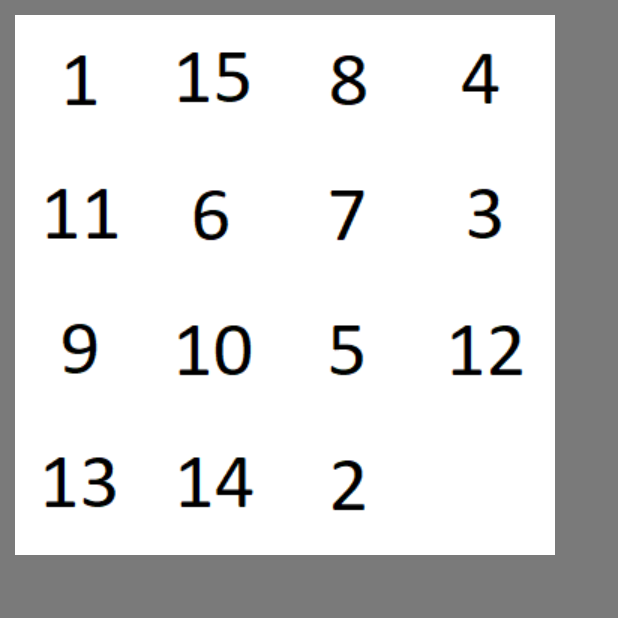
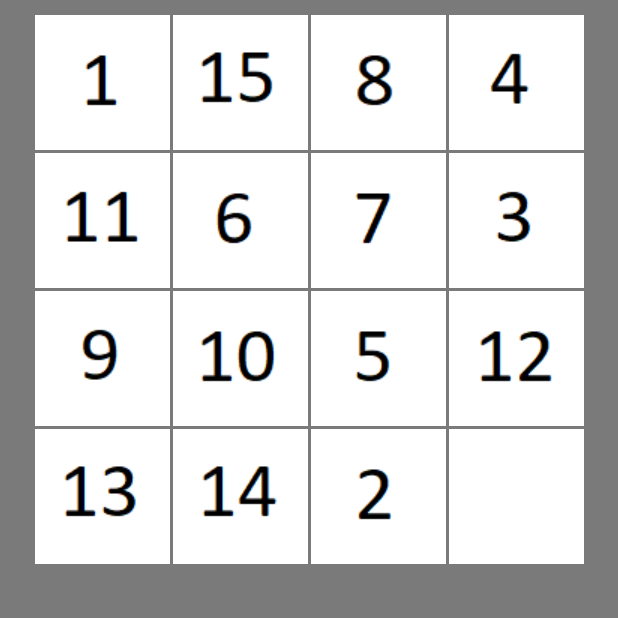
Before and after one commit to Appci11/Puzzle15, an Android app: the RandomGameActivity screen opened directly, with no data from a screen before it, on a phone screen of 412 x 824 dp, the top half of it. Run offline under Robolectric (Android 15) with nearby library versions, the phone set to English and light mode, and no system bars.

Commit message:
Game layout fix

```diff
--- a/app/src/main/res/layout/activity_random_game.xml
+++ b/app/src/main/res/layout/activity_random_game.xml
@@ -4,137 +4,172 @@
     xmlns:tools="http://schemas.android.com/tools"
     android:layout_width="match_parent"
     android:layout_height="match_parent"
-    tools:context=".RandomGameActivity"
+    android:background="@color/gray"
     android:padding="10dp"
-    android:background="@color/gray">
+    tools:context=".RandomGameActivity">
+
+
+    <androidx.constraintlayout.widget.ConstraintLayout
+        android:layout_width="wrap_content"
+        android:layout_height="wrap_content"
+        app:layout_constraintEnd_toEndOf="parent"
+        app:layout_constraintStart_toStartOf="parent"
+        app:layout_constraintTop_toTopOf="parent">
 
 
         <ImageView
             android:id="@+id/imgView11"
             android:layout_width="90dp"
             android:layout_height="90dp"
+            android:src="@drawable/nr1"
             app:layout_constraintStart_toStartOf="parent"
-        app:layout_constraintTop_toTopOf="parent"
-        android:src="@drawable/nr1" />
+            app:layout_constraintTop_toTopOf="parent" />
 
         <ImageView
             android:id="@+id/imgView12"
             android:layout_width="90dp"
             android:layout_height="90dp"
+            android:layout_marginStart="2dp"
+            android:src="@drawable/nr15"
             app:layout_constraintStart_toEndOf="@+id/imgView11"
-        app:layout_constraintTop_toTopOf="parent"
-        android:src="@drawable/nr15" />
+            app:layout_constraintTop_toTopOf="parent" />
 
         <ImageView
             android:id="@+id/imgView13"
             android:layout_width="90dp"
             android:layout_height="90dp"
+            android:layout_marginStart="2dp"
+            android:src="@drawable/nr8"
             app:layout_constraintStart_toEndOf="@+id/imgView12"
-        app:layout_constraintTop_toTopOf="parent"
-        android:src="@drawable/nr8" />
+            app:layout_constraintTop_toTopOf="parent" />
 
         <ImageView
             android:id="@+id/imgView14"
             android:layout_width="90dp"
             android:layout_height="90dp"
+            android:layout_marginStart="2dp"
+            android:src="@drawable/nr4"
             app:layout_constraintStart_toEndOf="@+id/imgView13"
-        app:layout_constraintTop_toTopOf="parent"
-        android:src="@drawable/nr4" />
+            app:layout_constraintTop_toTopOf="parent" />
 
         <ImageView
             android:id="@+id/imgView21"
             android:layout_width="90dp"
             android:layout_height="90dp"
+            android:layout_marginTop="2dp"
+            android:src="@drawable/nr11"
             app:layout_constraintStart_toStartOf="parent"
-        app:layout_constraintTop_toBottomOf="@+id/imgView11"
-        android:src="@drawable/nr11" />
+            app:layout_constraintTop_toBottomOf="@+id/imgView11" />
 
         <ImageView
             android:id="@+id/imgView22"
             android:layout_width="90dp"
             android:layout_height="90dp"
+            android:layout_marginStart="2dp"
+            android:layout_marginTop="2dp"
+            android:src="@drawable/nr6"
             app:layout_constraintStart_toEndOf="@+id/imgView21"
-        app:layout_constraintTop_toBottomOf="@+id/imgView12"
-        android:src="@drawable/nr6" />
+            app:layout_constraintTop_toBottomOf="@+id/imgView12" />
 
         <ImageView
             android:id="@+id/imgView23"
             android:layout_width="90dp"
             android:layout_height="90dp"
+            android:layout_marginStart="2dp"
+            android:layout_marginTop="2dp"
+            android:src="@drawable/nr7"
             app:layout_constraintStart_toEndOf="@+id/imgView22"
-        app:layout_constraintTop_toBottomOf="@+id/imgView13"
-        android:src="@drawable/nr7" />
+            app:layout_constraintTop_toBottomOf="@+id/imgView13" />
 
         <ImageView
             android:id="@+id/imgView24"
             android:layout_width="90dp"
             android:layout_height="90dp"
+            android:layout_marginStart="2dp"
+            android:layout_marginTop="2dp"
+            android:src="@drawable/nr3"
             app:layout_constraintStart_toEndOf="@+id/imgView23"
-        app:layout_constraintTop_toBottomOf="@+id/imgView14"
-        android:src="@drawable/nr3" />
+            app:layout_constraintTop_toBottomOf="@+id/imgView14" />
 
         <ImageView
             android:id="@+id/imgView31"
             android:layout_width="90dp"
             android:layout_height="90dp"
+            android:layout_marginTop="2dp"
+            android:src="@drawable/nr9"
             app:layout_constraintStart_toStartOf="parent"
-        app:layout_constraintTop_toBottomOf="@+id/imgView21"
-        android:src="@drawable/nr9" />
+            app:layout_constraintTop_toBottomOf="@+id/imgView21" />
 
         <ImageView
             android:id="@+id/imgView32"
             android:layout_width="90dp"
             android:layout_height="90dp"
+            android:layout_marginStart="2dp"
+            android:layout_marginTop="2dp"
+            android:src="@drawable/nr10"
             app:layout_constraintStart_toEndOf="@+id/imgView31"
-        app:layout_constraintTop_toBottomOf="@+id/imgView22"
-        android:src="@drawable/nr10" />
+            app:layout_constraintTop_toBottomOf="@+id/imgView22" />
 
         <ImageView
             android:id="@+id/imgView33"
             android:layout_width="90dp"
             android:layout_height="90dp"
+            android:layout_marginStart="2dp"
+            android:layout_marginTop="2dp"
+            android:src="@drawable/nr5"
             app:layout_constraintStart_toEndOf="@+id/imgView32"
-        app:layout_constraintTop_toBottomOf="@+id/imgView23"
-        android:src="@drawable/nr5" />
+            app:layout_constraintTop_toBottomOf="@+id/imgView23" />
 
         <ImageView
             android:id="@+id/imgView34"
             android:layout_width="90dp"
             android:layout_height="90dp"
+            android:layout_marginStart="2dp"
+            android:layout_marginTop="2dp"
+            android:src="@drawable/nr12"
             app:layout_constraintStart_toEndOf="@+id/imgView33"
-        app:layout_constraintTop_toBottomOf="@+id/imgView24"
-        android:src="@drawable/nr12" />
+            app:layout_constraintTop_toBottomOf="@+id/imgView24" />
 
         <ImageView
             android:id="@+id/imgView41"
             android:layout_width="90dp"
             android:layout_height="90dp"
+            android:layout_marginTop="2dp"
+            android:src="@drawable/nr13"
             app:layout_constraintStart_toStartOf="parent"
-        app:layout_constraintTop_toBottomOf="@+id/imgView31"
-        android:src="@drawable/nr13" />
+            app:layout_constraintTop_toBottomOf="@+id/imgView31" />
 
         <ImageView
             android:id="@+id/imgView42"
             android:layout_width="90dp"
             android:layout_height="90dp"
+            android:layout_marginStart="2dp"
+            android:layout_marginTop="2dp"
+            android:src="@drawable/nr14"
             app:layout_constraintStart_toEndOf="@+id/imgView41"
-        app:layout_constraintTop_toBottomOf="@+id/imgView32"
-        android:src="@drawable/nr14" />
+            app:layout_constraintTop_toBottomOf="@+id/imgView32" />
 
         <ImageView
             android:id="@+id/imgView43"
             android:layout_width="90dp"
             android:layout_height="90dp"
+            android:layout_marginStart="2dp"
+            android:layout_marginTop="2dp"
+            android:src="@drawable/nr2"
             app:layout_constraintStart_toEndOf="@+id/imgView42"
-        app:layout_constraintTop_toBottomOf="@+id/imgView33"
-        android:src="@drawable/nr2" />
+            app:layout_constraintTop_toBottomOf="@+id/imgView33" />
 
         <ImageView
             android:id="@+id/imgView44"
             android:layout_width="90dp"
             android:layout_height="90dp"
+            android:layout_marginStart="2dp"
+            android:layout_marginTop="2dp"
+            android:src="@drawable/empty"
             app:layout_constraintStart_toEndOf="@+id/imgView43"
-        app:layout_constraintTop_toBottomOf="@+id/imgView34"
-        android:src="@drawable/empty" />
+            app:layout_constraintTop_toBottomOf="@+id/imgView34" />
 
     </androidx.constraintlayout.widget.ConstraintLayout>
+
+
+</androidx.constraintlayout.widget.ConstraintLayout>
```
Lines whose indentation alone changed are shown as unchanged.
